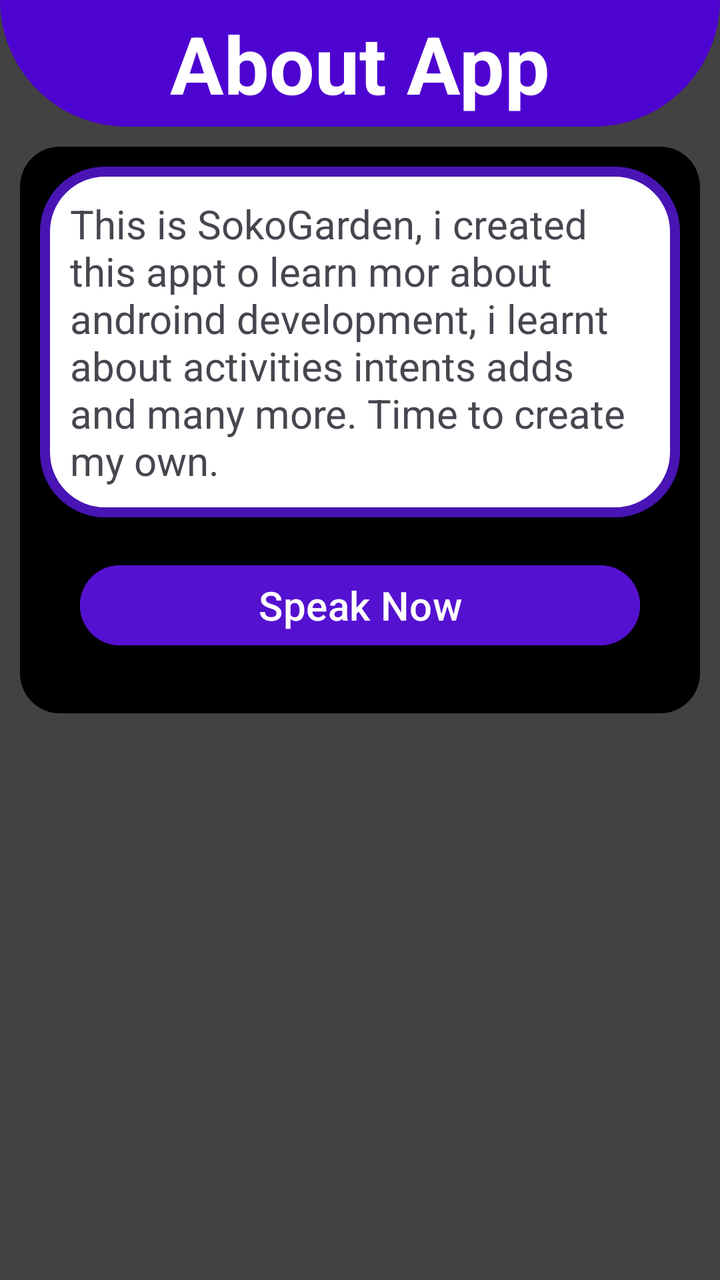
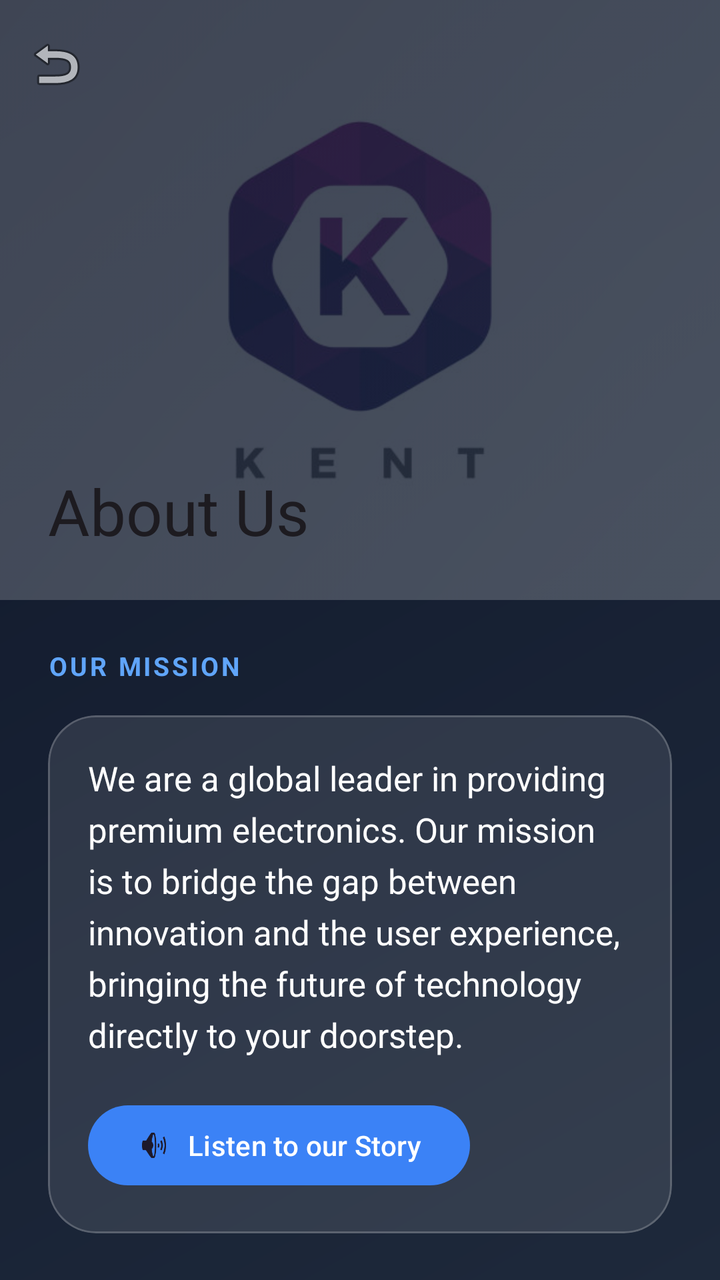

The first picture is an Android layout as it rendered before a commit; the second is the same layout after the commit. The layout source and the unified diff follow.
<!-- AndroidManifest.xml: application theme Theme.SokoGardenApp_Kenny -->
<!-- res/layout/activity_about.xml -->
<?xml version="1.0" encoding="utf-8"?>
<LinearLayout xmlns:android="http://schemas.android.com/apk/res/android"
    xmlns:app="http://schemas.android.com/apk/res-auto"
    xmlns:tools="http://schemas.android.com/tools"
    android:id="@+id/main"
    android:layout_width="match_parent"
    android:layout_height="match_parent"
    android:orientation="vertical"
    android:backgroundTint="@color/cardview_dark_background"
    android:background="@color/material_dynamic_primary0"
    tools:context=".AboutActivity">

    <TextView
        android:layout_width="match_parent"
        android:layout_height="wrap_content"
        android:text="About App"
        android:textSize="40sp"
        android:textColor="@color/white"
        android:background="@drawable/shape"
        android:textAlignment="center"
        android:textStyle="bold"
        android:padding="5dp"/>


    
    <LinearLayout
        android:layout_width="match_parent"
        android:layout_height="wrap_content"
        android:orientation="vertical"
        android:backgroundTint="@color/black"
        android:padding="10dp"
        android:layout_margin="10dp"
        android:background="@drawable/form_bg_shape">

        <TextView
            android:layout_width="match_parent"
            android:layout_height="wrap_content"
            android:text="This is SokoGarden, i created this appt o learn mor about androind development, i learnt about activities intents adds and many more. Time to create my own."
            android:background="@drawable/edittext_shape"
            android:padding="15dp"
            android:textSize="20sp"
            android:id="@+id/about_text"/>

        <Button
            android:layout_width="match_parent"
            android:layout_height="wrap_content"
            android:text="Speak Now"
            android:textSize="20sp"
            android:layout_margin="20dp"
            android:backgroundTint="#5511D0"
            android:id="@+id/speak_button"/>

    </LinearLayout>
</LinearLayout>
<!-- resources referenced by this layout -->
<resources>
  <color name="black">#FF000000</color>
  <color name="white">#FFFFFFFF</color>
  <!-- drawable edittext_shape (drawable) -->
  <?xml version="1.0" encoding="utf-8"?>
  <shape
      xmlns:android="http://schemas.android.com/apk/res/android">
  
      <solid
          android:color="@color/white"/>
  
      <stroke
          android:width="5dp"
          android:color="#4814B4"/>
  
      <corners
          android:radius="30dp"/>
  
  
  </shape>
  <!-- drawable form_bg_shape (drawable) -->
  <?xml version="1.0" encoding="utf-8"?>
  <shape
      xmlns:android="http://schemas.android.com/apk/res/android">
      <solid android:color="@color/white"/>
      <corners
          android:radius="20dp"/>
  
          <padding
              android:bottom="10dp"
              android:top="10dp"/>
  </shape>
  <!-- drawable shape (drawable) -->
  <?xml version="1.0" encoding="utf-8"?>
  <shape
      xmlns:android="http://schemas.android.com/apk/res/android">
  
      <solid android:color="#4E04D0"/>
      <corners
          android:bottomLeftRadius="500dp"
          android:bottomRightRadius="500dp"/>
  </shape>
  <style name="Theme.SokoGardenApp_Kenny" parent="Base.Theme.SokoGardenApp_Kenny" />
  <style name="Base.Theme.SokoGardenApp_Kenny" parent="Theme.Material3.DayNight.NoActionBar">
          
          
      </style>
</resources>

<!-- the commit's change to res/layout/activity_about.xml (unified diff, before → after) -->
@@ -1,54 +1,356 @@
 <?xml version="1.0" encoding="utf-8"?>
-<LinearLayout xmlns:android="http://schemas.android.com/apk/res/android"
+<androidx.coordinatorlayout.widget.CoordinatorLayout xmlns:android="http://schemas.android.com/apk/res/android"
     xmlns:app="http://schemas.android.com/apk/res-auto"
     xmlns:tools="http://schemas.android.com/tools"
-    android:id="@+id/main"
     android:layout_width="match_parent"
     android:layout_height="match_parent"
-    android:orientation="vertical"
-    android:backgroundTint="@color/cardview_dark_background"
-    android:background="@color/material_dynamic_primary0"
+    android:background="@drawable/splash_gradient"
     tools:context=".AboutActivity">
 
-    <TextView
+    <com.google.android.material.appbar.AppBarLayout
+        android:id="@+id/appBar"
         android:layout_width="match_parent"
-        android:layout_height="wrap_content"
-        android:text="About App"
-        android:textSize="40sp"
-        android:textColor="@color/white"
-        android:background="@drawable/shape"
-        android:textAlignment="center"
-        android:textStyle="bold"
-        android:padding="5dp"/>
-
-
-    
-    <LinearLayout
+        android:layout_height="300dp"
+        android:background="@android:color/transparent">
+
+        <com.google.android.material.appbar.CollapsingToolbarLayout
+            android:id="@+id/collapsingToolbar"
+            android:layout_width="match_parent"
+            android:layout_height="match_parent"
+            app:contentScrim="@color/navy_blue"
+            app:expandedTitleMarginBottom="32dp"
+            app:expandedTitleMarginStart="24dp"
+            app:layout_scrollFlags="scroll|exitUntilCollapsed"
+            app:title="@string/about_us"
+            app:expandedTitleTextAppearance="@style/TextAppearance.Material3.HeadlineLarge"
+            app:collapsedTitleTextAppearance="@style/TextAppearance.Material3.TitleLarge">
+
+            <ImageView
+                android:layout_width="match_parent"
+                android:layout_height="match_parent"
+                android:alpha="0.4"
+                android:scaleType="centerCrop"
+                android:src="@drawable/istockphoto"
+                app:layout_collapseMode="parallax"
+                android:contentDescription="@string/about_us" />
+
+            <View
+                android:layout_width="match_parent"
+                android:layout_height="match_parent"
+                android:background="@drawable/splash_gradient"
+                android:alpha="0.5" />
+
+            <androidx.appcompat.widget.Toolbar
+                android:id="@+id/toolbar"
+                android:layout_width="match_parent"
+                android:layout_height="?attr/actionBarSize"
+                app:layout_collapseMode="pin"
+                app:navigationIcon="@android:drawable/ic_menu_revert" />
+
+        </com.google.android.material.appbar.CollapsingToolbarLayout>
+    </com.google.android.material.appbar.AppBarLayout>
+
+    <androidx.core.widget.NestedScrollView
         android:layout_width="match_parent"
-        android:layout_height="wrap_content"
-        android:orientation="vertical"
-        android:backgroundTint="@color/black"
-        android:padding="10dp"
-        android:layout_margin="10dp"
-        android:background="@drawable/form_bg_shape">
-
-        <TextView
+        android:layout_height="match_parent"
+        app:layout_behavior="@string/appbar_scrolling_view_behavior">
+
+        <LinearLayout
             android:layout_width="match_parent"
             android:layout_height="wrap_content"
-            android:text="This is SokoGarden, i created this appt o learn mor about androind development, i learnt about activities intents adds and many more. Time to create my own."
-            android:background="@drawable/edittext_shape"
-            android:padding="15dp"
-            android:textSize="20sp"
-            android:id="@+id/about_text"/>
-
-        <Button
-            android:layout_width="match_parent"
-            android:layout_height="wrap_content"
-            android:text="Speak Now"
-            android:textSize="20sp"
-            android:layout_margin="20dp"
-            android:backgroundTint="#5511D0"
-            android:id="@+id/speak_button"/>
-
-    </LinearLayout>
-</LinearLayout>
+            android:orientation="vertical"
+            android:padding="24dp">
+
+            
+            <TextView
+                android:id="@+id/tvMissionTitle"
+                android:layout_width="wrap_content"
+                android:layout_height="wrap_content"
+                android:letterSpacing="0.1"
+                android:text="@string/our_mission"
+                android:textAllCaps="true"
+                android:textColor="@color/accent_light"
+                android:textSize="13sp"
+                android:textStyle="bold" />
+
+            <com.google.android.material.card.MaterialCardView
+                android:id="@+id/aboutCard"
+                android:layout_width="match_parent"
+                android:layout_height="wrap_content"
+                android:layout_marginTop="16dp"
+                app:cardBackgroundColor="@color/glass_white"
+                app:cardCornerRadius="24dp"
+                app:cardElevation="0dp"
+                app:strokeColor="@color/glass_border"
+                app:strokeWidth="1dp">
+
+                <LinearLayout
+                    android:layout_width="match_parent"
+                    android:layout_height="wrap_content"
+                    android:orientation="vertical"
+                    android:padding="20dp">
+
+                    <TextView
+                        android:id="@+id/about_text"
+                        android:layout_width="match_parent"
+                        android:layout_height="wrap_content"
+                        android:lineSpacingExtra="6dp"
+                        android:text="@string/about_description"
+                        android:textColor="@color/white"
+                        android:textSize="17sp" />
+
+                    <com.google.android.material.button.MaterialButton
+                        android:id="@+id/speak_button"
+                        style="@style/Widget.Material3.Button.TonalButton"
+                        android:layout_width="wrap_content"
+                        android:layout_height="wrap_content"
+                        android:layout_marginTop="20dp"
+                        android:text="@string/listen_story"
+                        android:textColor="@color/white"
+                        app:backgroundTint="@color/accent_blue"
+                        app:icon="@android:drawable/ic_lock_silent_mode_off" />
+                </LinearLayout>
+            </com.google.android.material.card.MaterialCardView>
+
+            
+            <LinearLayout
+                android:id="@+id/statsLayout"
+                android:layout_width="match_parent"
+                android:layout_height="wrap_content"
+                android:layout_marginTop="40dp"
+                android:baselineAligned="false"
+                android:orientation="horizontal"
+                android:weightSum="3">
+
+                <LinearLayout
+                    android:layout_width="0dp"
+                    android:layout_height="wrap_content"
+                    android:layout_weight="1"
+                    android:gravity="center"
+                    android:orientation="vertical">
+                    <TextView
+                        android:layout_width="wrap_content"
+                        android:layout_height="wrap_content"
+                        android:text="@string/stat_brands_count"
+                        android:textColor="@color/neon_blue"
+                        android:textSize="26sp"
+                        android:textStyle="bold" />
+                    <TextView
+                        android:layout_width="wrap_content"
+                        android:layout_height="wrap_content"
+                        android:text="@string/stat_brands_label"
+                        android:textColor="@color/text_gray"
+                        android:textSize="12sp" />
+                </LinearLayout>
+
+                <LinearLayout
+                    android:layout_width="0dp"
+                    android:layout_height="wrap_content"
+                    android:layout_weight="1"
+                    android:gravity="center"
+                    android:orientation="vertical">
+                    <TextView
+                        android:layout_width="wrap_content"
+                        android:layout_height="wrap_content"
+                        android:text="@string/stat_customers_count"
+                        android:textColor="@color/neon_blue"
+                        android:textSize="26sp"
+                        android:textStyle="bold" />
+                    <TextView
+                        android:layout_width="wrap_content"
+                        android:layout_height="wrap_content"
+                        android:text="@string/stat_customers_label"
+                        android:textColor="@color/text_gray"
+                        android:textSize="12sp" />
+                </LinearLayout>
+
+                <LinearLayout
+                    android:layout_width="0dp"
+                    android:layout_height="wrap_content"
+                    android:layout_weight="1"
+                    android:gravity="center"
+                    android:orientation="vertical">
+                    <TextView
+                        android:layout_width="wrap_content"
+                        android:layout_height="wrap_content"
+                        android:text="@string/stat_support_count"
+                        android:textColor="@color/neon_blue"
+                        android:textSize="26sp"
+                        android:textStyle="bold" />
+                    <TextView
+                        android:layout_width="wrap_content"
+                        android:layout_height="wrap_content"
+                        android:text="@string/stat_support_label"
+                        android:textColor="@color/text_gray"
+                        android:textSize="12sp" />
+                </LinearLayout>
+            </LinearLayout>
+
+            
+            <TextView
+                android:id="@+id/tvValuesTitle"
+                android:layout_width="wrap_content"
+                android:layout_height="wrap_content"
+                android:layout_marginTop="48dp"
+                android:text="@string/core_values"
+                android:textColor="@color/accent_light"
+                android:textSize="12sp"
+                android:textStyle="bold"
+                android:textAllCaps="true" />
+
+            <LinearLayout
+                android:id="@+id/valuesContainer"
+                android:layout_width="match_parent"
+                android:layout_height="wrap_content"
+                android:orientation="vertical"
+                android:layout_marginTop="16dp">
+
+                <com.google.android.material.card.MaterialCardView
+                    android:layout_width="match_parent"
+                    android:layout_height="wrap_content"
+                    android:layout_marginBottom="12dp"
+                    app:cardBackgroundColor="@color/glass_white"
+                    app:cardCornerRadius="16dp"
+                    app:cardElevation="0dp"
+                    app:strokeColor="@color/glass_border"
+                    app:strokeWidth="1dp">
+                    <LinearLayout
+                        android:layout_width="match_parent"
+                        android:layout_height="wrap_content"
+                        android:padding="16dp"
+                        android:gravity="center_vertical">
+                        <ImageView
+                            android:layout_width="32dp"
+                            android:layout_height="32dp"
+                            android:src="@android:drawable/ic_menu_send"
+                            app:tint="@color/neon_blue"
+                            android:contentDescription="@string/shipping_title" />
+                        <LinearLayout
+                            android:layout_width="match_parent"
+                            android:layout_height="wrap_content"
+                            android:layout_marginStart="16dp"
+                            android:orientation="vertical">
+                            <TextView
+                                android:layout_width="wrap_content"
+                                android:layout_height="wrap_content"
+                                android:text="@string/shipping_title"
+                                android:textColor="@color/white"
+                                android:textStyle="bold" />
+                            <TextView
+                                android:layout_width="wrap_content"
+                                android:layout_height="wrap_content"
+                                android:text="@string/shipping_desc"
+                                android:textColor="@color/text_gray"
+                                android:textSize="13sp" />
+                        </LinearLayout>
+                    </LinearLayout>
+                </com.google.android.material.card.MaterialCardView>
+
+                <com.google.android.material.card.MaterialCardView
+                    android:layout_width="match_parent"
+                    android:layout_height="wrap_content"
+                    app:cardBackgroundColor="@color/glass_white"
+                    app:cardCornerRadius="16dp"
+                    app:cardElevation="0dp"
+                    app:strokeColor="@color/glass_border"
+                    app:strokeWidth="1dp">
+                    <LinearLayout
+                        android:layout_width="match_parent"
+                        android:layout_height="wrap_content"
+                        android:padding="16dp"
+                        android:gravity="center_vertical">
+                        <ImageView
+                            android:layout_width="32dp"
+                            android:layout_height="32dp"
+                            android:src="@android:drawable/ic_menu_view"
+                            app:tint="@color/neon_blue"
+                            android:contentDescription="@string/authenticity_title" />
+                        <LinearLayout
+                            android:layout_width="match_parent"
+                            android:layout_height="wrap_content"
+                            android:layout_marginStart="16dp"
+                            android:orientation="vertical">
+                            <TextView
+                                android:layout_width="wrap_content"
+                                android:layout_height="wrap_content"
+                                android:text="@string/authenticity_title"
+                                android:textColor="@color/white"
+                                android:textStyle="bold" />
+                            <TextView
+                                android:layout_width="wrap_content"
+                                android:layout_height="wrap_content"
+                                android:text="@string/authenticity_desc"
+                                android:textColor="@color/text_gray"
+                                android:textSize="13sp" />
+                        </LinearLayout>
+                    </LinearLayout>
+                </com.google.android.material.card.MaterialCardView>
+            </LinearLayout>
+
+            
+            <TextView
+                android:id="@+id/tvFollowTitle"
+                android:layout_width="wrap_content"
+                android:layout_height="wrap_content"
+                android:layout_marginTop="40dp"
+                android:text="@string/follow_us"
+                android:textColor="@color/accent_light"
+                android:textSize="12sp"
+                android:textStyle="bold" />
+
+            <LinearLayout
+                android:layout_width="wrap_content"
+                android:layout_height="wrap_content"
+                android:layout_marginTop="16dp"
+                android:orientation="horizontal">
+
+                <com.google.android.material.card.MaterialCardView
+                    android:layout_width="48dp"
+                    android:layout_height="48dp"
+                    android:layout_marginEnd="16dp"
+                    app:cardBackgroundColor="@color/glass_white"
+                    app:cardCornerRadius="24dp"
+                    app:cardElevation="0dp"
+                    app:strokeColor="@color/glass_border"
+                    app:strokeWidth="1dp">
+                    <ImageView
+                        android:layout_width="20dp"
+                        android:layout_height="20dp"
+                        android:layout_gravity="center"
+                        android:src="@android:drawable/ic_menu_compass"
+                        app:tint="@color/white"
+                        android:contentDescription="X" />
+                </com.google.android.material.card.MaterialCardView>
+
+                <com.google.android.material.card.MaterialCardView
+                    android:layout_width="48dp"
+                    android:layout_height="48dp"
+                    app:cardBackgroundColor="@color/glass_white"
+                    app:cardCornerRadius="24dp"
+                    app:cardElevation="0dp"
+                    app:strokeColor="@color/glass_border"
+                    app:strokeWidth="1dp">
+                    <ImageView
+                        android:layout_width="20dp"
+                        android:layout_height="20dp"
+                        android:layout_gravity="center"
+                        android:src="@android:drawable/ic_menu_share"
+                        app:tint="@color/white"
+                        android:contentDescription="Instagram" />
+                </com.google.android.material.card.MaterialCardView>
+            </LinearLayout>
+
+            <TextView
+                android:layout_width="wrap_content"
+                android:layout_height="wrap_content"
+                android:layout_marginTop="56dp"
+                android:layout_gravity="center"
+                android:text="@string/about_footer"
+                android:textColor="@color/text_gray"
+                android:alpha="0.5"
+                android:textSize="11sp" />
+
+        </LinearLayout>
+    </androidx.core.widget.NestedScrollView>
+
+</androidx.coordinatorlayout.widget.CoordinatorLayout>
<!-- resource entries referenced after the edit -->
@@ -1,50 +1,56 @@
 <!-- resources referenced by this layout -->
 <resources>
-  <color name="black">#FF000000</color>
-  <color name="white">#FFFFFFFF</color>
-  <!-- drawable edittext_shape (drawable) -->
+  <color name="accent_blue">#3B82F6</color>
+  <color name="accent_light">#60A5FA</color>
+  <color name="glass_border">#33FFFFFF</color>
+  <color name="glass_white">#1AFFFFFF</color>
+  <color name="navy_blue">#0F172A</color>
+  <color name="neon_blue">#00F2FF</color>
+  <color name="text_gray">#D1D5DB</color>
+  <color name="white">#FFFFFF</color>
+  <!-- drawable istockphoto: jpg bitmap (drawable, 15099 bytes) -->
+  <!-- drawable splash_gradient (drawable) -->
   <?xml version="1.0" encoding="utf-8"?>
-  <shape
-      xmlns:android="http://schemas.android.com/apk/res/android">
-  
-      <solid
-          android:color="@color/white"/>
-  
-      <stroke
-          android:width="5dp"
-          android:color="#4814B4"/>
-  
-      <corners
-          android:radius="30dp"/>
-  
-  
+  <shape xmlns:android="http://schemas.android.com/apk/res/android">
+      <gradient
+          android:angle="135"
+          android:endColor="#0F172A"
+          android:startColor="#1E293B"
+          android:type="linear" />
   </shape>
-  <!-- drawable form_bg_shape (drawable) -->
-  <?xml version="1.0" encoding="utf-8"?>
-  <shape
-      xmlns:android="http://schemas.android.com/apk/res/android">
-      <solid android:color="@color/white"/>
-      <corners
-          android:radius="20dp"/>
-  
-          <padding
-              android:bottom="10dp"
-              android:top="10dp"/>
-  </shape>
-  <!-- drawable shape (drawable) -->
-  <?xml version="1.0" encoding="utf-8"?>
-  <shape
-      xmlns:android="http://schemas.android.com/apk/res/android">
-  
-      <solid android:color="#4E04D0"/>
-      <corners
-          android:bottomLeftRadius="500dp"
-          android:bottomRightRadius="500dp"/>
-  </shape>
+  <string name="about_description">We are a global leader in providing premium electronics. Our mission is to bridge the gap between innovation and the user experience, bringing the future of technology directly to your doorstep.</string>
+  <string name="about_footer">Kent Galore v1.0.0 • Developed with Passion</string>
+  <string name="about_us">About Us</string>
+  <string name="authenticity_desc">We partner directly with top tech manufacturers.</string>
+  <string name="authenticity_title">Authenticity Guaranteed</string>
+  <string name="core_values">OUR CORE VALUES</string>
+  <string name="follow_us">FOLLOW US</string>
+  <string name="listen_story">Listen to our Story</string>
+  <string name="our_mission">OUR MISSION</string>
+  <string name="shipping_desc">Fast and secure delivery to over 50 countries.</string>
+  <string name="shipping_title">Global Shipping</string>
+  <string name="stat_brands_count">50+</string>
+  <string name="stat_brands_label">Brands</string>
+  <string name="stat_customers_count">10K+</string>
+  <string name="stat_customers_label">Customers</string>
+  <string name="stat_support_count">24/7</string>
+  <string name="stat_support_label">Support</string>
   <style name="Theme.SokoGardenApp_Kenny" parent="Base.Theme.SokoGardenApp_Kenny" />
   <style name="Base.Theme.SokoGardenApp_Kenny" parent="Theme.Material3.DayNight.NoActionBar">
           
+          <item name="colorPrimary">@color/accent_blue</item>
+          <item name="colorOnPrimary">@color/white</item>
+          <item name="colorPrimaryContainer">@color/navy_surface</item>
+          <item name="colorOnPrimaryContainer">@color/white</item>
+  
+          <item name="colorSecondary">@color/neon_blue</item>
+          <item name="colorOnSecondary">@color/navy_blue</item>
+  
+          <item name="android:statusBarColor">@color/navy_blue</item>
+          <item name="android:windowBackground">@color/navy_blue</item>
+  
           
       </style>
+  <color name="navy_surface">#1E293B</color>
 </resources>
 
